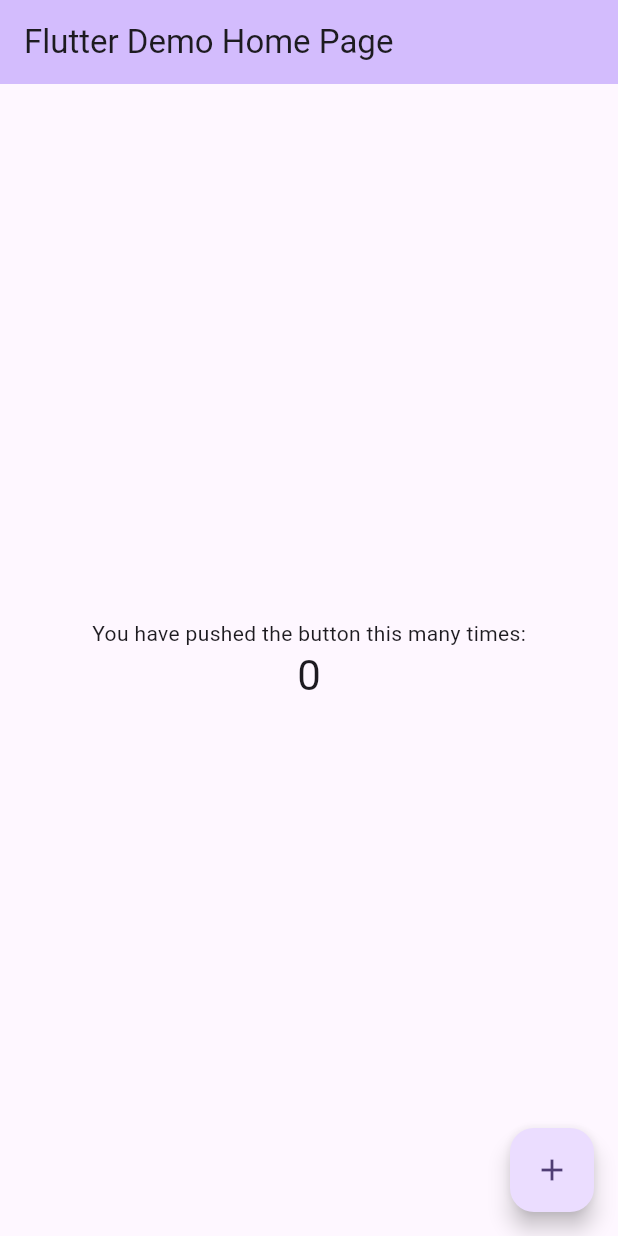
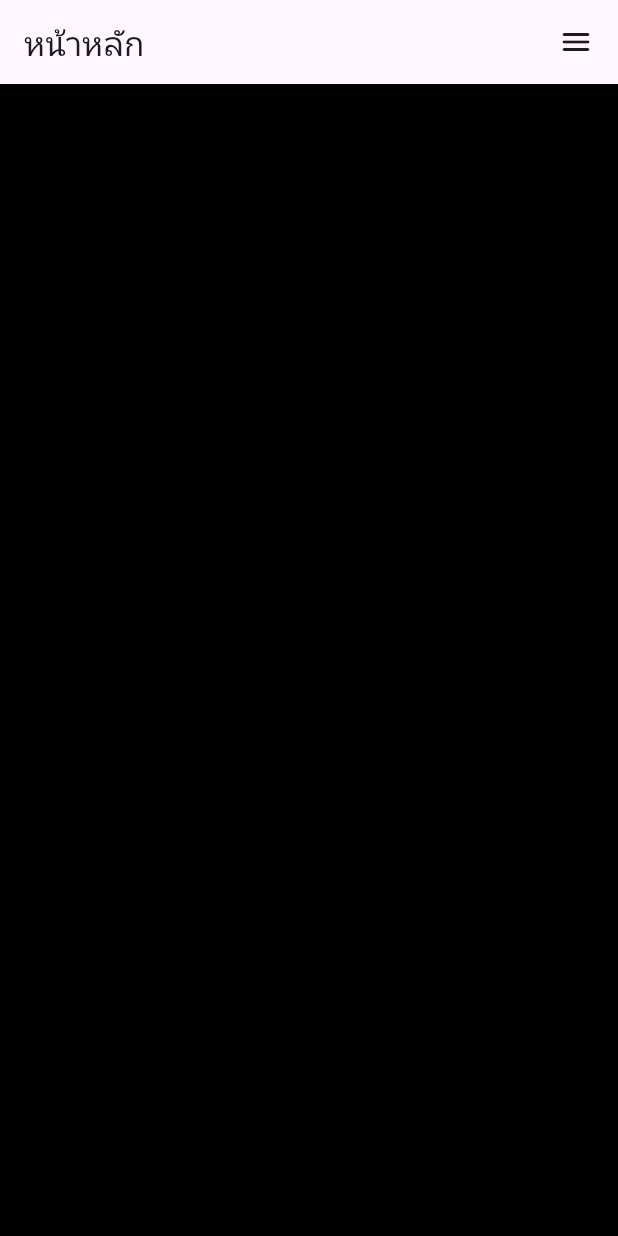
Before and after one commit to darkfat123/News_Application, a Flutter app: the screen it shows after launch, on a phone screen of 412 x 824 dp. Run offline on Flutter 3.47's test engine with Material 2 defaults, Android fonts, the phone set to English and light mode, and no system bars.

Commit message:
add appbar

```diff
--- a/lib/main.dart
+++ b/lib/main.dart
@@ -1,4 +1,5 @@
 import 'package:flutter/material.dart';
+import 'package:news_application/pages/homepage.dart';
 
 void main() {
   runApp(const MyApp());
@@ -11,115 +12,12 @@ class MyApp extends StatelessWidget {
   @override
   Widget build(BuildContext context) {
     return MaterialApp(
-      title: 'ข่าวสาร',
+      title: 'News_Application',
       theme: ThemeData(
-        // This is the theme of your application.
-        //
-        // TRY THIS: Try running your application with "flutter run". You'll see
-        // the application has a blue toolbar. Then, without quitting the app,
-        // try changing the seedColor in the colorScheme below to Colors.green
-        // and then invoke "hot reload" (save your changes or press the "hot
-        // reload" button in a Flutter-supported IDE, or press "r" if you used
-        // the command line to start the app).
-        //
-        // Notice that the counter didn't reset back to zero; the application
-        // state is not lost during the reload. To reset the state, use hot
-        // restart instead.
-        //
-        // This works for code too, not just values: Most code changes can be
-        // tested with just a hot reload.
         colorScheme: ColorScheme.fromSeed(seedColor: Colors.deepPurple),
         useMaterial3: true,
       ),
-      home: const MyHomePage(title: 'Flutter Demo Home Page'),
+      home: const Homepage(),
     );
   }
 }
-
-class MyHomePage extends StatefulWidget {
-  const MyHomePage({super.key, required this.title});
-
-  // This widget is the home page of your application. It is stateful, meaning
-  // that it has a State object (defined below) that contains fields that affect
-  // how it looks.
-
-  // This class is the configuration for the state. It holds the values (in this
-  // case the title) provided by the parent (in this case the App widget) and
-  // used by the build method of the State. Fields in a Widget subclass are
-  // always marked "final".
-
-  final String title;
-
-  @override
-  State<MyHomePage> createState() => _MyHomePageState();
-}
-
-class _MyHomePageState extends State<MyHomePage> {
-  int _counter = 0;
-
-  void _incrementCounter() {
-    setState(() {
-      // This call to setState tells the Flutter framework that something has
-      // changed in this State, which causes it to rerun the build method below
-      // so that the display can reflect the updated values. If we changed
-      // _counter without calling setState(), then the build method would not be
-      // called again, and so nothing would appear to happen.
-      _counter++;
-    });
-  }
-
-  @override
-  Widget build(BuildContext context) {
-    // This method is rerun every time setState is called, for instance as done
-    // by the _incrementCounter method above.
-    //
-    // The Flutter framework has been optimized to make rerunning build methods
-    // fast, so that you can just rebuild anything that needs updating rather
-    // than having to individually change instances of widgets.
-    return Scaffold(
-      appBar: AppBar(
-        // TRY THIS: Try changing the color here to a specific color (to
-        // Colors.amber, perhaps?) and trigger a hot reload to see the AppBar
-        // change color while the other colors stay the same.
-        backgroundColor: Theme.of(context).colorScheme.inversePrimary,
-        // Here we take the value from the MyHomePage object that was created by
-        // the App.build method, and use it to set our appbar title.
-        title: Text(widget.title),
-      ),
-      body: Center(
-        // Center is a layout widget. It takes a single child and positions it
-        // in the middle of the parent.
-        child: Column(
-          // Column is also a layout widget. It takes a list of children and
-          // arranges them vertically. By default, it sizes itself to fit its
-          // children horizontally, and tries to be as tall as its parent.
-          //
-          // Column has various properties to control how it sizes itself and
-          // how it positions its children. Here we use mainAxisAlignment to
-          // center the children vertically; the main axis here is the vertical
-          // axis because Columns are vertical (the cross axis would be
-          // horizontal).
-          //
-          // TRY THIS: Invoke "debug painting" (choose the "Toggle Debug Paint"
-          // action in the IDE, or press "p" in the console), to see the
-          // wireframe for each widget.
-          mainAxisAlignment: MainAxisAlignment.center,
-          children: <Widget>[
-            const Text(
-              'You have pushed the button this many times:',
-            ),
-            Text(
-              '$_counter',
-              style: Theme.of(context).textTheme.headlineMedium,
-            ),
-          ],
-        ),
-      ),
-      floatingActionButton: FloatingActionButton(
-        onPressed: _incrementCounter,
-        tooltip: 'Increment',
-        child: const Icon(Icons.add),
-      ), // This trailing comma makes auto-formatting nicer for build methods.
-    );
-  }
-}
--- /dev/null
+++ b/lib/pages/homepage.dart
@@ -0,0 +1,24 @@
+import 'package:flutter/material.dart';
+
+class Homepage extends StatefulWidget {
+  const Homepage({super.key});
+
+  @override
+  State<Homepage> createState() => _HomepageState();
+}
+
+class _HomepageState extends State<Homepage> {
+  @override
+  Widget build(BuildContext context) {
+    return Scaffold(
+      backgroundColor: Colors.black,
+      appBar: AppBar(
+        title: Row(
+          mainAxisAlignment: MainAxisAlignment.spaceBetween,
+          children: [Text("หน้าหลัก"), Icon(Icons.menu_rounded)],
+        ),
+      ),
+      body: Column(children: []),
+    );
+  }
+}
```
